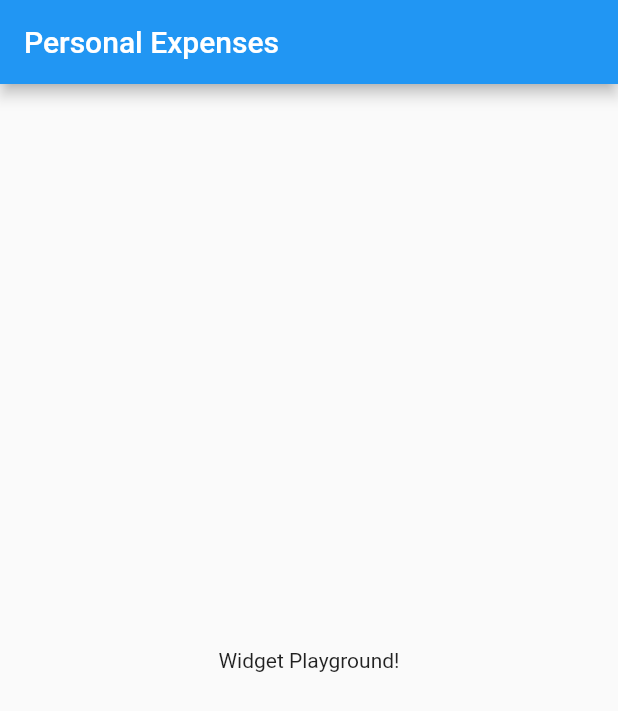
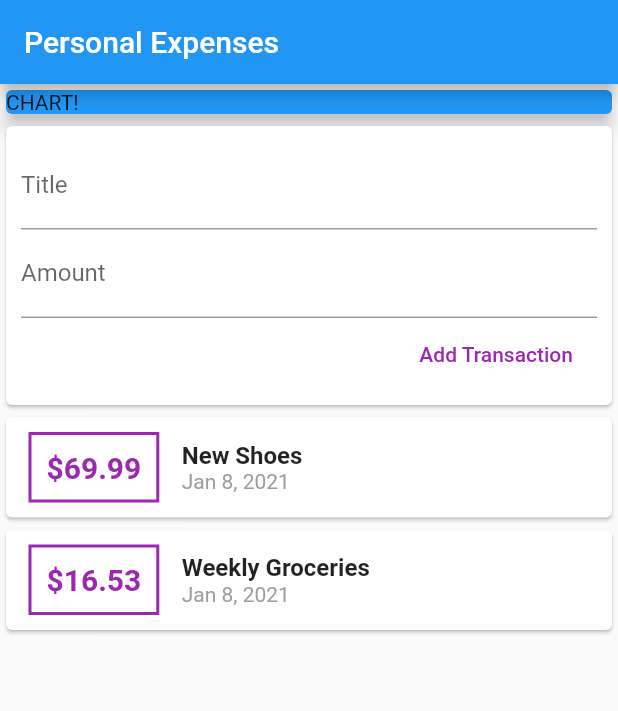
Before and after one commit to hari103/pesonal_expenses_app, a Flutter app: the screen it shows after launch, on a phone screen of 412 x 824 dp. Shown: the top 711 px of the screen. Run offline on Flutter 3.47's test engine with Material 2 defaults, Android fonts, the phone set to English and light mode, and no system bars.

Commit message:
adding a new transaction and transaction list widgets

```diff
--- a/lib/main.dart
+++ b/lib/main.dart
@@ -1,4 +1,6 @@
 import 'package:flutter/material.dart';
+
+import './widgets/transactions.dart';
 
 void main() {
   runApp(MyApp());
@@ -21,8 +23,20 @@ class MyHomePage extends StatelessWidget {
       appBar: AppBar(
         title: Text('Personal Expenses'),
       ),
-      body: Center(
-        child: Text('Widget Playground!'),
+      body: SingleChildScrollView(
+        child: Column(
+          children: <Widget>[
+            Container(
+              width: double.infinity,
+              child: Card(
+                color: Colors.blue,
+                child: Text('CHART!'),
+                elevation: 5,
+              ),
+            ),
+            Transactions(),
+          ],
+        ),
       ),
     );
   }
--- /dev/null
+++ b/lib/models/transaction.dart
@@ -0,0 +1,15 @@
+import 'package:flutter/foundation.dart';
+
+class Transaction {
+  String id;
+  String title;
+  double amount;
+  DateTime date;
+
+  Transaction({
+    @required this.id,
+    @required this.title,
+    @required this.amount,
+    @required this.date,
+  });
+}
--- /dev/null
+++ b/lib/widgets/new_transaction.dart
@@ -0,0 +1,49 @@
+import 'package:flutter/material.dart';
+
+class NewTransaction extends StatelessWidget {
+  final titleController = TextEditingController();
+  final amountController = TextEditingController();
+
+  final Function addTx;
+
+  NewTransaction(this.addTx);
+
+  void submitData() {
+    final txt = titleController.text;
+    final amnt = double.parse(amountController.text);
+
+    if (txt.isEmpty || amnt <= 0) return;
+
+    addTx(txt, amnt);
+  }
+
+  @override
+  Widget build(BuildContext context) {
+    return Card(
+      child: Container(
+        padding: EdgeInsets.all(10),
+        child: Column(
+          crossAxisAlignment: CrossAxisAlignment.end,
+          children: <Widget>[
+            TextField(
+              decoration: InputDecoration(labelText: 'Title'),
+              controller: titleController,
+              onSubmitted: (_) => submitData(),
+            ),
+            TextField(
+              decoration: InputDecoration(labelText: 'Amount'),
+              controller: amountController,
+              keyboardType: TextInputType.number,
+              onSubmitted: (_) => submitData(),
+            ),
+            FlatButton(
+              textColor: Colors.purple,
+              child: Text('Add Transaction'),
+              onPressed: submitData,
+            ),
+          ],
+        ),
+      ),
+    );
+  }
+}
--- /dev/null
+++ b/lib/widgets/transaction_list.dart
@@ -0,0 +1,65 @@
+import 'package:flutter/material.dart';
+import 'package:intl/intl.dart';
+
+import '../models/transaction.dart';
+
+class TransactionList extends StatelessWidget {
+  final List<Transaction> transactions;
+
+  TransactionList(this.transactions);
+
+  @override
+  Widget build(BuildContext context) {
+    return Container(
+      height: 300,
+      child: ListView.builder(
+        itemBuilder: (ctx, index) => Card(
+          child: Row(
+            children: <Widget>[
+              Container(
+                margin: EdgeInsets.symmetric(
+                  vertical: 10,
+                  horizontal: 15,
+                ),
+                padding: EdgeInsets.all(10),
+                decoration: BoxDecoration(
+                  border: Border.all(
+                    color: Colors.purple,
+                    width: 2,
+                  ),
+                ),
+                child: Text(
+                  '\$${transactions[index].amount.toStringAsFixed(2)}',
+                  style: TextStyle(
+                    fontWeight: FontWeight.bold,
+                    fontSize: 20,
+                    color: Colors.purple,
+                  ),
+                ),
+              ),
+              Column(
+                crossAxisAlignment: CrossAxisAlignment.start,
+                children: <Widget>[
+                  Text(
+                    transactions[index].title,
+                    style: TextStyle(
+                      fontWeight: FontWeight.bold,
+                      fontSize: 16,
+                    ),
+                  ),
+                  Text(
+                    DateFormat.yMMMd().format(transactions[index].date),
+                    style: TextStyle(
+                      color: Colors.grey,
+                    ),
+                  ),
+                ],
+              ),
+            ],
+          ),
+        ),
+        itemCount: transactions.length,
+      ),
+    );
+  }
+}
--- /dev/null
+++ b/lib/widgets/transactions.dart
@@ -0,0 +1,50 @@
+import 'package:flutter/material.dart';
+
+import '../models/transaction.dart';
+import './new_transaction.dart';
+import './transaction_list.dart';
+
+class Transactions extends StatefulWidget {
+  @override
+  _TransactionsState createState() => _TransactionsState();
+}
+
+class _TransactionsState extends State<Transactions> {
+  final List<Transaction> _transactions = [
+    Transaction(
+      id: 't1',
+      title: 'New Shoes',
+      amount: 69.99,
+      date: DateTime.now(),
+    ),
+    Transaction(
+      id: 't2',
+      title: 'Weekly Groceries',
+      amount: 16.53,
+      date: DateTime.now(),
+    ),
+  ];
+
+  void _addNewTransaction(String title, double amount) {
+    final newTx = Transaction(
+      title: title,
+      amount: amount,
+      date: DateTime.now(),
+      id: DateTime.now().toString(),
+    );
+
+    setState(() {
+      _transactions.add(newTx);
+    });
+  }
+
+  @override
+  Widget build(BuildContext context) {
+    return Column(
+      children: <Widget>[
+        NewTransaction(_addNewTransaction),
+        TransactionList(_transactions),
+      ],
+    );
+  }
+}
--- a/pubspec.yaml
+++ b/pubspec.yaml
@@ -32,6 +32,7 @@ dependencies:
 dev_dependencies:
   flutter_test:
     sdk: flutter
+  intl: ^0.16.1
 
 # For information on the generic Dart part of this file, see the
 # following page: https://dart.dev/tools/pub/pubspec
```
Also changed, not shown: pubspec.lock.
